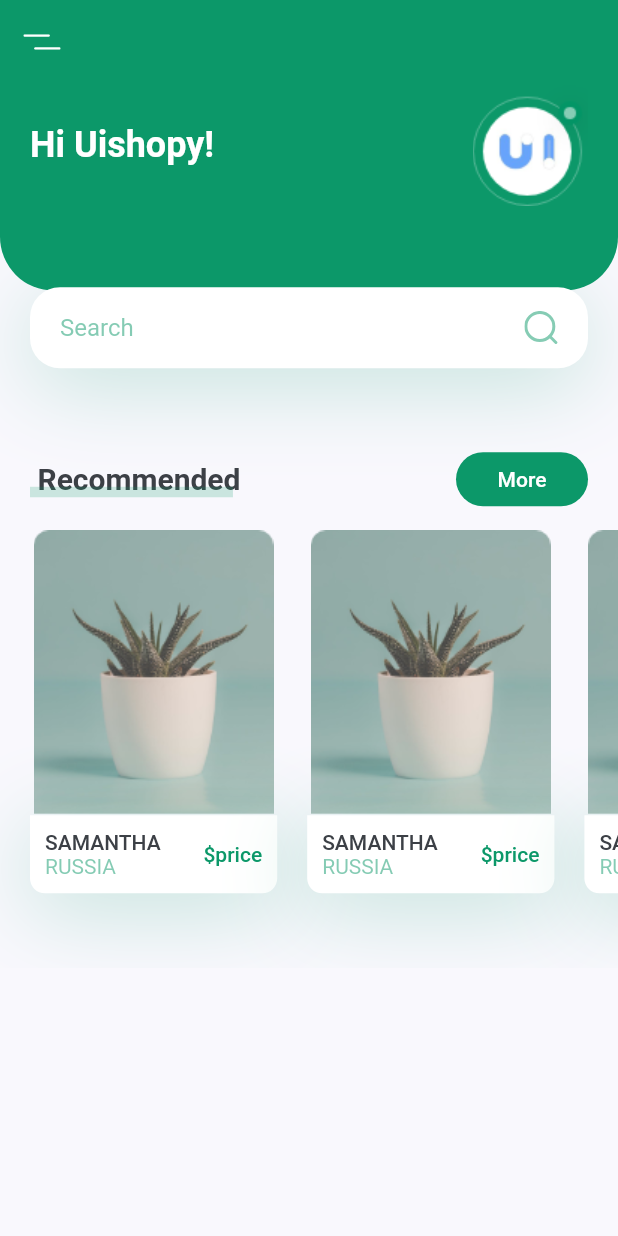
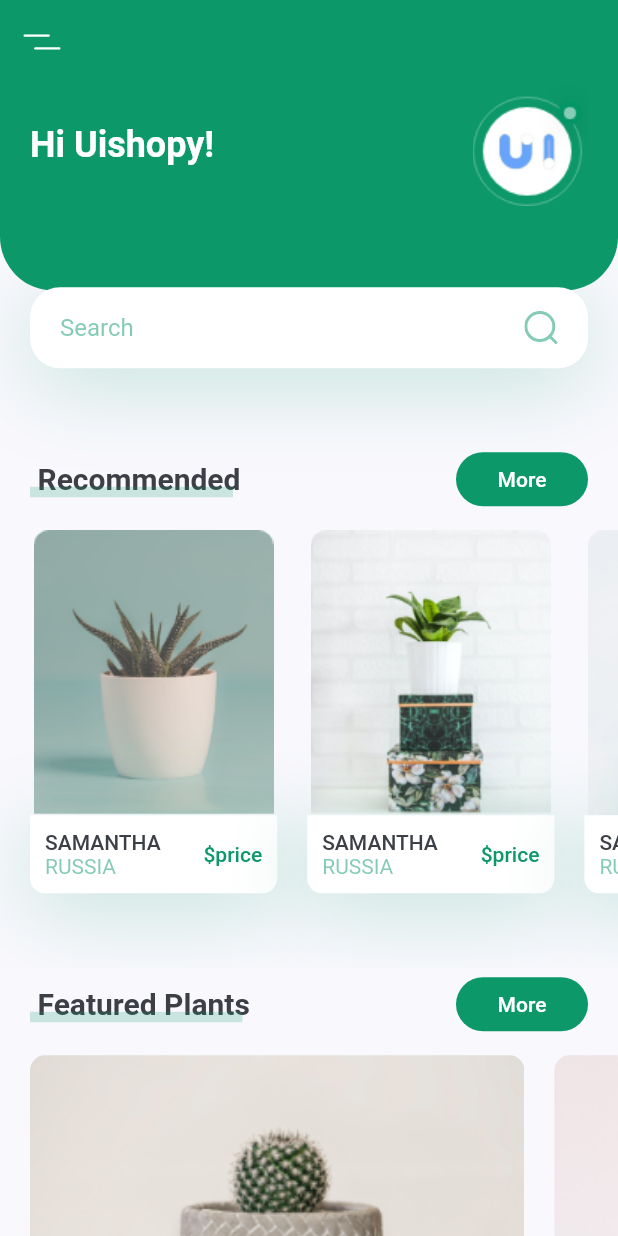
Before and after one commit to leanjr99/flutter_ui_plant_app, a Flutter app: the screen it shows after launch, on a phone screen of 412 x 824 dp. Run offline on Flutter 3.47's test engine with Material 2 defaults, Android fonts, the phone set to English and light mode, and no system bars; our stand-ins replace flutter_svg.

Commit message:
criação da seção featured plants

```diff
--- a/lib/screens/home/components/body.dart
+++ b/lib/screens/home/components/body.dart
@@ -1,9 +1,12 @@
 import 'package:flutter/material.dart';
+import 'package:flutter/rendering.dart';
 
 import 'package:plant_app/constants.dart';
 import 'package:plant_app/screens/home/components/title_with_more_btn.dart';
 
+import 'featured_plants.dart';
 import 'header_with_searchbox.dart';
+import 'recommend_plants.dart';
 
 class Body extends StatelessWidget {
   @override
@@ -14,117 +17,15 @@ class Body extends StatelessWidget {
         children: <Widget>[
           HeaderWithSearchBox(size: size),
           TitleWithMoreBtn(title: "Recommended", press: () {}),
-          SingleChildScrollView(
-            scrollDirection: Axis.horizontal,
-            child: Row(
-              children: <Widget>[
-                RecomendPlantCard(
-                  image: "assets/images/image_1.png",
-                  title: "Samantha",
-                  country: "Russia",
-                  price: 440,
-                  press: () {},
-                ),
-                RecomendPlantCard(
-                  image: "assets/images/image_1.png",
-                  title: "Samantha",
-                  country: "Russia",
-                  price: 440,
-                  press: () {},
-                ),
-                RecomendPlantCard(
-                  image: "assets/images/image_1.png",
-                  title: "Samantha",
-                  country: "Russia",
-                  price: 440,
-                  press: () {},
-                ),
-              ],
-            ),
+          RecommendsPlants(),
+          TitleWithMoreBtn(
+            title: "Featured Plants",
+            press: () {},
           ),
+          FeaturedPlants(),
+          SizedBox(height: kDefaultPadding),
         ],
       ),
     );
   }
 }
-
-class RecomendPlantCard extends StatelessWidget {
-  const RecomendPlantCard({
-    Key key,
-    this.image,
-    this.title,
-    this.country,
-    this.price,
-    this.press,
-  }) : super(key: key);
-
-  final String image, title, country;
-  final int price;
-  final Function press;
-
-  @override
-  Widget build(BuildContext context) {
-    Size size = MediaQuery.of(context).size;
-    return Container(
-      margin: EdgeInsets.only(
-        left: kDefaultPadding,
-        top: kDefaultPadding / 2,
-        bottom: kDefaultPadding * 2.5,
-      ),
-      width: size.width * 0.4,
-      child: Column(
-        children: <Widget>[
-          Image.asset(image),
-          GestureDetector(
-            onTap: press,
-            child: Container(
-              padding: EdgeInsets.all(kDefaultPadding / 2),
-              decoration: BoxDecoration(
-                color: Colors.white,
-                borderRadius: BorderRadius.only(
-                  bottomLeft: Radius.circular(10),
-                  bottomRight: Radius.circular(10),
-                ),
-                boxShadow: [
-                  BoxShadow(
-                    offset: Offset(0, 10),
-                    blurRadius: 50,
-                    color: kPrimaryColor.withOpacity(0.23),
-                  ),
-                ],
-              ),
-              child: Row(
-                children: <Widget>[
-                  RichText(
-                    text: TextSpan(
-                      children: [
-                        TextSpan(
-                          text: "$title\n".toUpperCase(),
-                          style: Theme.of(context).textTheme.button,
-                        ),
-                        TextSpan(
-                          text: country.toUpperCase(),
-                          style: TextStyle(
-                            color: kPrimaryColor.withOpacity(0.5),
-                          ),
-                        ),
-                      ],
-                    ),
-                  ),
-                  Spacer(),
-                  Text(
-                    '\$price',
-                    style: Theme.of(context)
-                        .textTheme
-                        .button
-                        .copyWith(color: kPrimaryColor),
-                  ),
-                ],
-              ),
-            ),
-          )
-        ],
-      ),
-    );
-  }
-}
--- /dev/null
+++ b/lib/screens/home/components/featured_plants.dart
@@ -0,0 +1,60 @@
+import 'package:flutter/material.dart';
+import 'package:plant_app/constants.dart';
+
+class FeaturedPlants extends StatelessWidget {
+  const FeaturedPlants({
+    Key key,
+  }) : super(key: key);
+
+  @override
+  Widget build(BuildContext context) {
+    return SingleChildScrollView(
+      scrollDirection: Axis.horizontal,
+      child: Row(
+        children: <Widget>[
+          FeaturePlantCard(
+            image: "assets/images/bottom_img_1.png",
+            press: () {},
+          ),
+          FeaturePlantCard(
+            image: "assets/images/bottom_img_2.png",
+            press: () {},
+          ),
+        ],
+      ),
+    );
+  }
+}
+
+class FeaturePlantCard extends StatelessWidget {
+  const FeaturePlantCard({
+    Key key,
+    this.image,
+    this.press,
+  }) : super(key: key);
+  final String image;
+  final Function press;
+  @override
+  Widget build(BuildContext context) {
+    Size size = MediaQuery.of(context).size;
+    return GestureDetector(
+      onTap: press,
+      child: Container(
+        margin: EdgeInsets.only(
+          left: kDefaultPadding,
+          top: kDefaultPadding / 2,
+          bottom: kDefaultPadding / 2,
+        ),
+        width: size.width * 0.8,
+        height: 185,
+        decoration: BoxDecoration(
+          borderRadius: BorderRadius.circular(10),
+          image: DecorationImage(
+            fit: BoxFit.cover,
+            image: AssetImage(image),
+          ),
+        ),
+      ),
+    );
+  }
+}
--- /dev/null
+++ b/lib/screens/home/components/recommend_plants.dart
@@ -0,0 +1,121 @@
+import 'package:flutter/material.dart';
+import 'package:plant_app/constants.dart';
+
+class RecommendsPlants extends StatelessWidget {
+  const RecommendsPlants({
+    Key key,
+  }) : super(key: key);
+
+  @override
+  Widget build(BuildContext context) {
+    return SingleChildScrollView(
+      scrollDirection: Axis.horizontal,
+      child: Row(
+        children: <Widget>[
+          RecommendPlantCard(
+            image: "assets/images/image_1.png",
+            title: "Samantha",
+            country: "Russia",
+            price: 440,
+            press: () {},
+          ),
+          RecommendPlantCard(
+            image: "assets/images/image_2.png",
+            title: "Samantha",
+            country: "Russia",
+            price: 440,
+            press: () {},
+          ),
+          RecommendPlantCard(
+            image: "assets/images/image_3.png",
+            title: "Samantha",
+            country: "Russia",
+            price: 440,
+            press: () {},
+          ),
+        ],
+      ),
+    );
+  }
+}
+
+class RecommendPlantCard extends StatelessWidget {
+  const RecommendPlantCard({
+    Key key,
+    this.image,
+    this.title,
+    this.country,
+    this.price,
+    this.press,
+  }) : super(key: key);
+
+  final String image, title, country;
+  final int price;
+  final Function press;
+
+  @override
+  Widget build(BuildContext context) {
+    Size size = MediaQuery.of(context).size;
+    return Container(
+      margin: EdgeInsets.only(
+        left: kDefaultPadding,
+        top: kDefaultPadding / 2,
+        bottom: kDefaultPadding * 2.5,
+      ),
+      width: size.width * 0.4,
+      child: Column(
+        children: <Widget>[
+          Image.asset(image),
+          GestureDetector(
+            onTap: press,
+            child: Container(
+              padding: EdgeInsets.all(kDefaultPadding / 2),
+              decoration: BoxDecoration(
+                color: Colors.white,
+                borderRadius: BorderRadius.only(
+                  bottomLeft: Radius.circular(10),
+                  bottomRight: Radius.circular(10),
+                ),
+                boxShadow: [
+                  BoxShadow(
+                    offset: Offset(0, 10),
+                    blurRadius: 50,
+                    color: kPrimaryColor.withOpacity(0.23),
+                  ),
+                ],
+              ),
+              child: Row(
+                children: <Widget>[
+                  RichText(
+                    text: TextSpan(
+                      children: [
+                        TextSpan(
+                          text: "$title\n".toUpperCase(),
+                          style: Theme.of(context).textTheme.button,
+                        ),
+                        TextSpan(
+                          text: country.toUpperCase(),
+                          style: TextStyle(
+                            color: kPrimaryColor.withOpacity(0.5),
+                          ),
+                        ),
+                      ],
+                    ),
+                  ),
+                  Spacer(),
+                  Text(
+                    '\$price',
+                    style: Theme.of(context)
+                        .textTheme
+                        .button
+                        .copyWith(color: kPrimaryColor),
+                  ),
+                ],
+              ),
+            ),
+          )
+        ],
+      ),
+    );
+  }
+}
```
